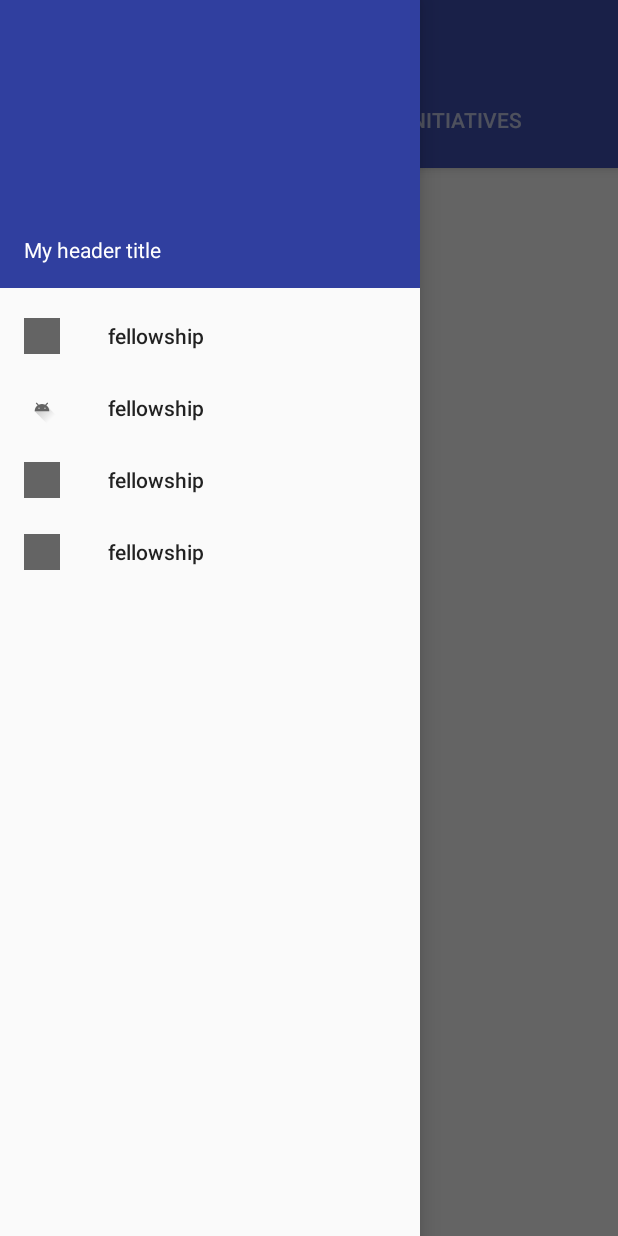
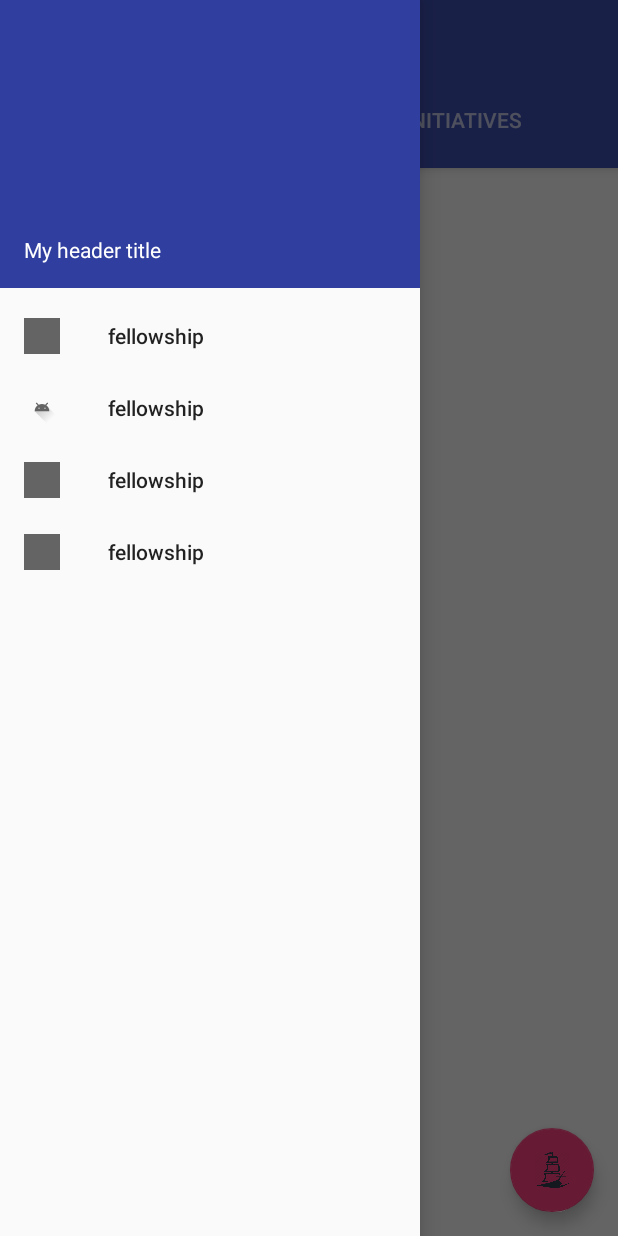
Before and after one commit to laronson/fellowship, an Android app: the screen it shows after launch once a user with an empty profile is signed in (MainActivity), with the side drawer open, on a phone screen of 412 x 824 dp. Run offline under Robolectric (Android 15) with nearby library versions, the phone set to English and light mode, and no system bars; our stand-ins replace ButterKnife, Firebase (no records; nobody signed in at launch, a user with empty details on screens opened directly).

Commit message:
Added Floating Action Button to main page

```diff
--- a/app/src/main/res/layout/activity_main.xml
+++ b/app/src/main/res/layout/activity_main.xml
@@ -6,7 +6,7 @@
     android:layout_height="match_parent"
     android:fitsSystemWindows="true">
 
-    <LinearLayout
+    <RelativeLayout
         android:layout_width="match_parent"
         android:orientation="vertical"
         android:layout_height="match_parent">
@@ -43,10 +43,16 @@
             android:layout_height="match_parent"
             android:layout_weight="1"
             android:layout_marginTop="?attr/actionBarSize"
-            app:layout_behavior="@string/appbar_scrolling_view_behavior"/>
-
-    </LinearLayout>
-
+            app:layout_behavior="@string/appbar_scrolling_view_behavior">
+            <android.support.design.widget.FloatingActionButton
+                android:id="@+id/fab"
+                android:layout_width="wrap_content"
+                android:layout_height="wrap_content"
+                android:layout_gravity="end|bottom"
+                android:src="@drawable/editedship"
+                android:layout_margin="@dimen/fab_margin"/>
+        </FrameLayout>
+    </RelativeLayout>
     <!-- Container for contents of drawer - use NavigationView to make configuration easier -->
     <android.support.design.widget.NavigationView
         android:id="@+id/nav_view"
```
